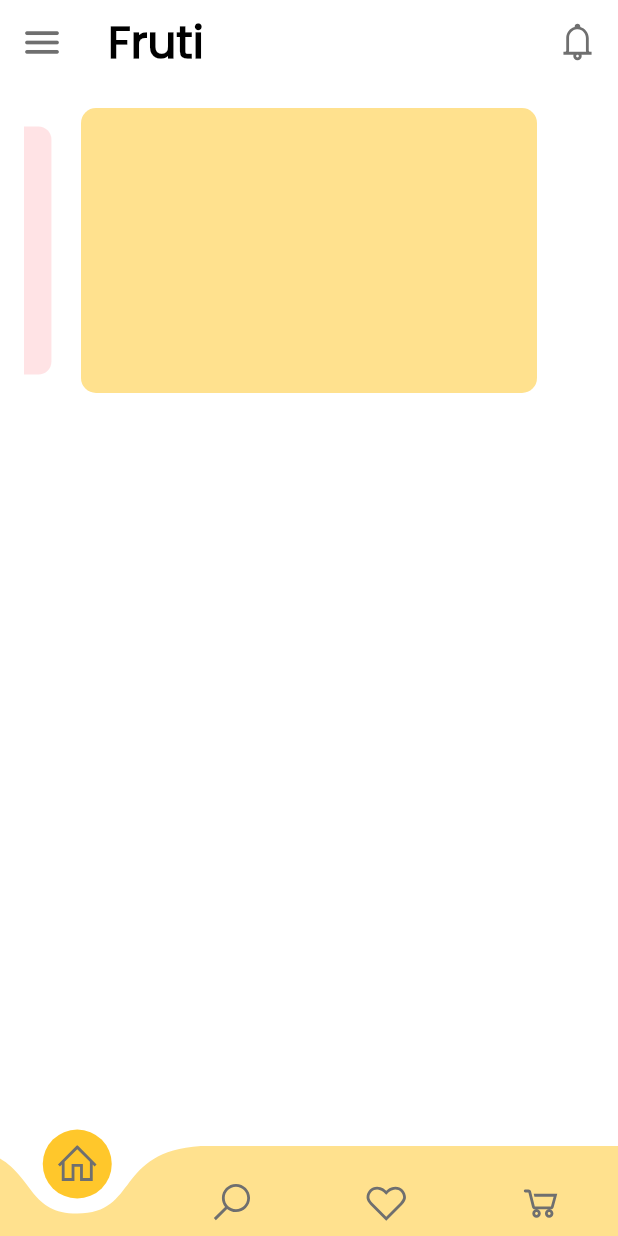
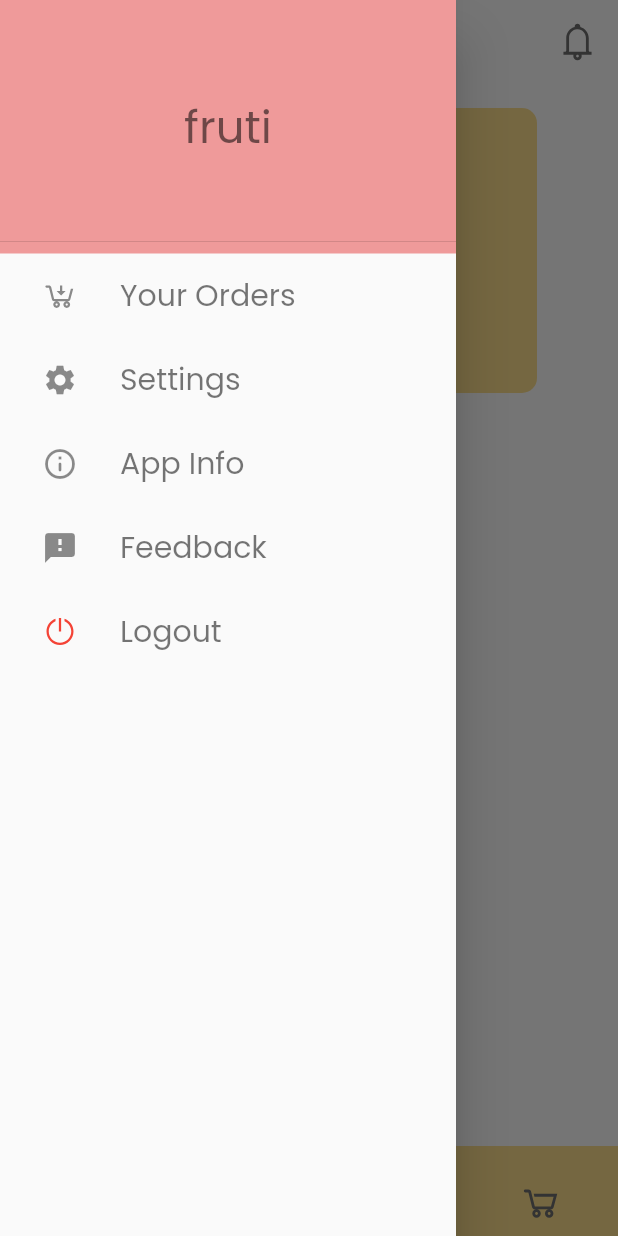
Before and after one commit to dwvicy/fruti, a Flutter app: the screen it shows after launch, with the side drawer open (before the commit the screen has no drawer), on a phone screen of 412 x 824 dp. Run offline on Flutter 3.47's test engine with Material 2 defaults, Android fonts, the phone set to English and light mode, and no system bars; drawn by our look-alikes of carousel_slider, curved_navigation_bar; our stand-ins replace line_icons.

Commit message:
ui: drawer

```diff
--- /dev/null
+++ b/lib/constants/drawer.dart
@@ -0,0 +1,92 @@
+import 'package:flutter/material.dart';
+import 'package:flutter/cupertino.dart';
+import 'package:line_icons/line_icons.dart';
+
+class CustomDrawer extends StatefulWidget {
+  @override
+  _CustomDrawerState createState() => _CustomDrawerState();
+}
+
+class _CustomDrawerState extends State<CustomDrawer> {
+  @override
+  Widget build(BuildContext context) {
+    return Drawer(
+      child: ListView(
+        children: [
+          Container(
+            decoration: BoxDecoration(color: Colors.red[200]),
+            child: DrawerHeader(
+                child: Center(
+              child: Text(
+                'fruti',
+                style: TextStyle(
+                    fontSize: 30, fontFamily: 'Poppins', color: Colors.black54),
+              ),
+            )),
+          ),
+          ListTile(
+            leading: IconButton(
+              icon: Icon(LineIcons.cart_arrow_down),
+              onPressed: () {},
+            ),
+            title: Text(
+              'Your Orders',
+              style: TextStyle(
+                  fontSize: 20, fontFamily: 'Poppins', color: Colors.black54),
+            ),
+          ),
+          ListTile(
+            leading: IconButton(
+              icon: Icon(Icons.settings),
+              onPressed: () {},
+            ),
+            title: Text(
+              'Settings',
+              style: TextStyle(
+                  fontSize: 20, fontFamily: 'Poppins', color: Colors.black54),
+            ),
+          ),
+          ListTile(
+            leading: IconButton(
+              icon: Icon(Icons.info_outline_rounded),
+              onPressed: () {},
+            ),
+            title: Text(
+              'App Info',
+              style: TextStyle(
+                  fontSize: 20, fontFamily: 'Poppins', color: Colors.black54),
+            ),
+          ),
+          ListTile(
+            leading: IconButton(
+              icon: Icon(Icons.feedback),
+              onPressed: () {},
+            ),
+            title: Text(
+              'Feedback',
+              style: TextStyle(
+                  fontSize: 20, fontFamily: 'Poppins', color: Colors.black54),
+            ),
+          ),
+          ListTile(
+            leading: IconButton(
+              icon: Icon(
+                LineIcons.power_off,
+                color: Colors.red,
+              ),
+              onPressed: () {},
+            ),
+            title: Text(
+              'Logout',
+              style: TextStyle(
+                fontSize: 20,
+                fontFamily: 'Poppins',
+                color: Colors.black54,
+              ),
+            ),
+          ),
+        ],
+      ),
+    );
+  }
+}
--- a/lib/constants/nav.dart
+++ b/lib/constants/nav.dart
@@ -3,6 +3,7 @@ import 'package:curved_navigation_bar/curved_navigation_bar.dart';
 import 'package:flutter/cupertino.dart';
 import 'package:flutter/material.dart';
 import 'package:fruti/constants/AppTheme.dart';
+import 'package:fruti/constants/drawer.dart';
 import 'package:fruti/screens/cart.dart';
 import 'package:fruti/screens/favorites.dart';
 import 'package:fruti/screens/home_page.dart';
@@ -31,13 +32,9 @@ class _MyHomeState extends State<MyHome> {
   @override
   Widget build(BuildContext context) {
     return Scaffold(
+      drawer: CustomDrawer(),
       backgroundColor: Colors.white,
       appBar: AppBar(
-        leading: Icon(
-          Icons.menu_rounded,
-          size: 30,
-          color: AppTheme.gray,
-        ),
         title: Text(
           'Fruti',
           style: TextStyle(
--- a/lib/main.dart
+++ b/lib/main.dart
@@ -11,7 +11,10 @@ class Fruti extends StatelessWidget {
     return MaterialApp(
       debugShowCheckedModeBanner: false,
       home: MyHome(),
-      darkTheme: ThemeData.dark(),
+      theme: ThemeData(
+        appBarTheme: AppBarTheme(
+            iconTheme: IconThemeData(color: Colors.black54, size: 30)),
+      ),
     );
   }
 }
```
